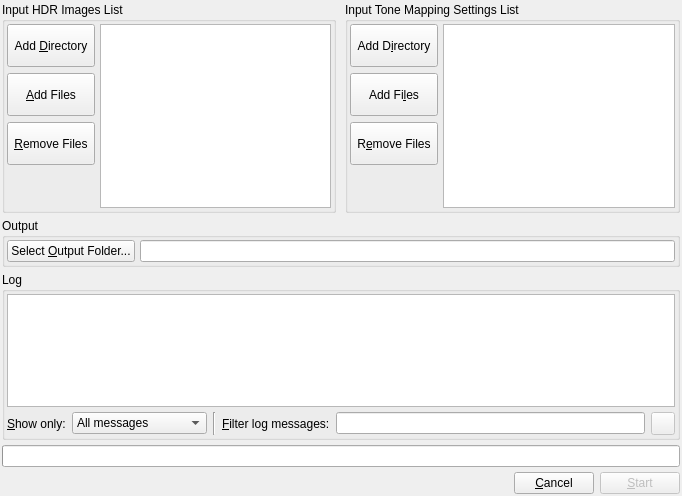
Qt form forms/BatchTMDialog.ui (LuminanceHDR/LuminanceHDR) before a commit.
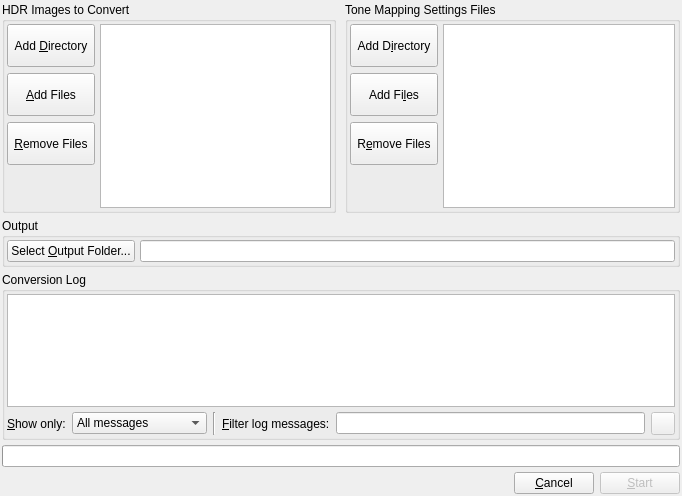
The same form after that commit. Icons and pictures are not drawn.

What changed in the file:
```diff
--- a/forms/BatchTMDialog.ui
+++ b/forms/BatchTMDialog.ui
@@ -34,7 +34,7 @@
      <item>
       <widget class="QGroupBox" name="groupBox_3" >
        <property name="title" >
-        <string>Input HDR Images List</string>
+        <string>HDR Images to Convert</string>
        </property>
        <layout class="QHBoxLayout" >
         <property name="spacing" >
@@ -154,7 +154,7 @@
      <item>
       <widget class="QGroupBox" name="groupBox_5" >
        <property name="title" >
-        <string>Input Tone Mapping Settings List</string>
+        <string>Tone Mapping Settings Files</string>
        </property>
        <layout class="QHBoxLayout" >
         <property name="spacing" >
@@ -308,7 +308,7 @@
    <item>
     <widget class="QGroupBox" name="groupBox" >
      <property name="title" >
-      <string>Log</string>
+      <string>Conversion Log</string>
      </property>
      <layout class="QVBoxLayout" >
       <property name="spacing" >
```
Left out of the diff: 18 changed lines with no effect on the pictures.
